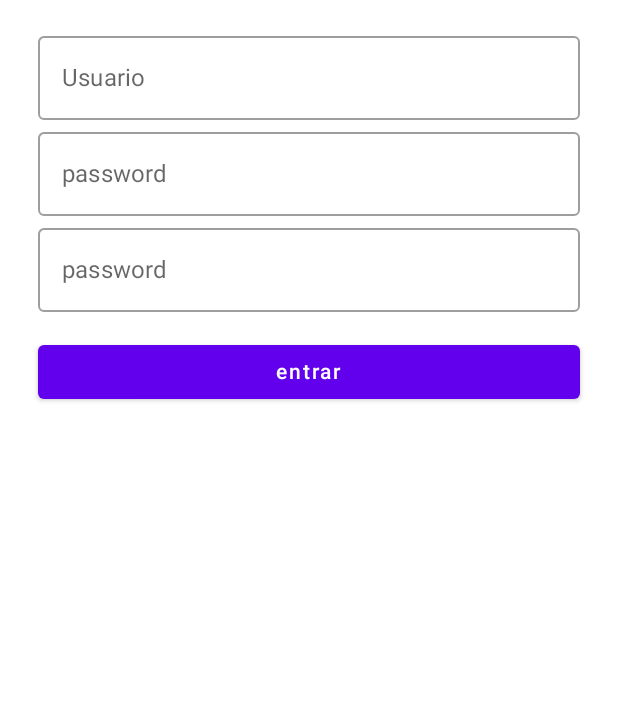
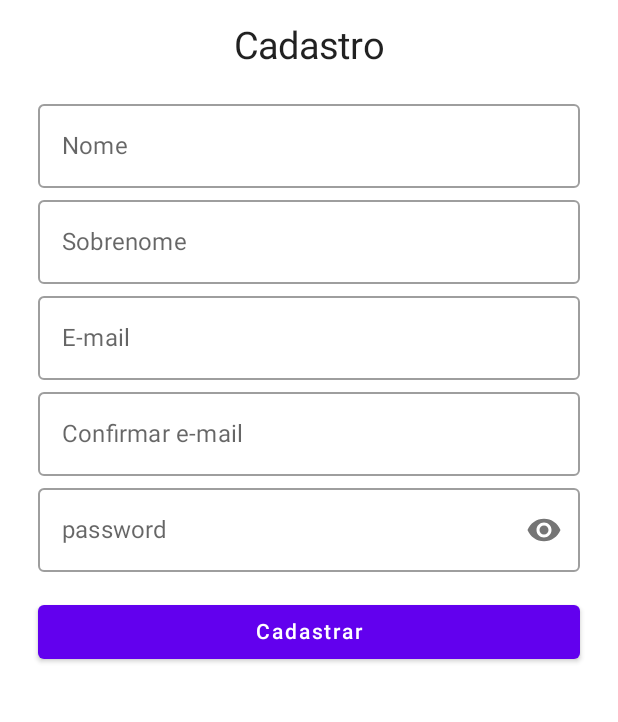
Before and after one commit to luiz1251/meuboletopago, an Android app built with Jetpack Compose: the composable SignupView shown on its own in the app's theme, on a phone screen of 412 x 824 dp, the part 95-817 px from its top. Run offline under Robolectric (Android 15) with nearby library versions, the phone set to English and light mode, and no system bars; 1 statement that could not run was skipped.

Commit message:
Finalização da tela de login e cadastramento. Pendente: organizar a posição dos itens, tamanho dos botões e  validação de e-mail

```diff
--- a/androidApp/src/main/java/br/com/digitalhouse/meuboletopago/android/LoginScreen.kt
+++ b/androidApp/src/main/java/br/com/digitalhouse/meuboletopago/android/LoginScreen.kt
@@ -109,7 +109,7 @@ fun LoginView() {
             label = { Text(text = "password") },
 //            CRIAR OS PONTINHOS
 //            //val passwordVisible
-            visualTransformation =  if (passwordVisible.value.not()) PasswordVisualTransformation() else VisualTransformation.None,
+            visualTransformation = if (passwordVisible.value.not()) PasswordVisualTransformation() else VisualTransformation.None,
             keyboardOptions = KeyboardOptions(keyboardType = KeyboardType.Password),
             trailingIcon = {
                 val iconPassword =
@@ -120,18 +120,24 @@ fun LoginView() {
                 }
             }
         )
-                Spacer(modifier = Modifier.height(16.dp))
+        Spacer(modifier = Modifier.height(16.dp))
 
-        Button(onClick = {/*openDialog.value = true*/}, modifier = Modifier.fillMaxWidth()){
+        Button(onClick = {/*openDialog.value = true*/ }, modifier = Modifier.fillMaxWidth()) {
             Text(text = "entrar")
         }
-        Spacer(modifier = Modifier.height(100.dp))
+        Spacer(modifier = Modifier.height(96.dp))
+        Button(onClick = {/*openDialog.value = true*/}, modifier = Modifier.fillMaxWidth()){
+        Text(text = "cadastra-se")
+    }
 
-        Button(onClick = {/*openDialog.value = true*/}, modifier = Modifier.fillMaxWidth()){
-            Text(text = "cadastra-se")
-        }
     }
 }
+//    Spacer(modifier = Modifier.height(100.dp))
+//
+//    Button(onClick = {/*openDialog.value = true*/}, modifier = Modifier.fillMaxWidth()){
+////        Text(text = "cadastra-se")
+//    }
+//}
 //         leadingicon: ma frente do texto
 //        contenteDescription: acessibilidade
 //
--- a/androidApp/src/main/java/br/com/digitalhouse/meuboletopago/android/SignupScreen.kt
+++ b/androidApp/src/main/java/br/com/digitalhouse/meuboletopago/android/SignupScreen.kt
@@ -5,10 +5,11 @@ import androidx.activity.ComponentActivity
 import androidx.activity.compose.setContent
 import androidx.compose.foundation.background
 import androidx.compose.foundation.layout.*
-import androidx.compose.material.Button
-import androidx.compose.material.OutlinedTextField
-import androidx.compose.material.Surface
-import androidx.compose.material.Text
+import androidx.compose.foundation.text.KeyboardOptions
+import androidx.compose.material.*
+import androidx.compose.material.icons.Icons
+import androidx.compose.material.icons.filled.Visibility
+import androidx.compose.material.icons.filled.VisibilityOff
 import androidx.compose.runtime.Composable
 import androidx.compose.runtime.mutableStateOf
 import androidx.compose.runtime.remember
@@ -16,7 +17,11 @@ import androidx.compose.ui.Alignment
 import androidx.compose.ui.Modifier
 import androidx.compose.ui.graphics.Color
 import androidx.compose.ui.text.font.FontWeight
+import androidx.compose.ui.text.input.KeyboardType
+import androidx.compose.ui.text.input.PasswordVisualTransformation
 import androidx.compose.ui.text.input.TextFieldValue
+import androidx.compose.ui.text.input.VisualTransformation
+import androidx.compose.ui.text.style.TextAlign
 import androidx.compose.ui.tooling.preview.Preview
 import androidx.compose.ui.unit.dp
 import androidx.compose.ui.unit.sp
@@ -28,11 +33,10 @@ class SignupScreen : ComponentActivity() {
         setContent {
             MyApplicationTheme {
                 Surface(
-                    //surface: tela
-                    /*delegate: herança */
+
                     modifier = Modifier.fillMaxSize(),
                     color = Color.Cyan
-                    //diferente formatação do professor
+
                 ) {
                     SignupView()
                 }
@@ -41,66 +45,92 @@ class SignupScreen : ComponentActivity() {
     }
 }
 
+
 @Composable
 fun SignupView() {
     Column(
-        //modifier para pegar toda a extensão da tela
+
         modifier = Modifier
             .fillMaxWidth()
-            .background(color = Color.White)
+            .background(color = Color.White) //conferir linhas a
             .padding(25.dp),
         verticalArrangement = Arrangement.Center,
         horizontalAlignment = Alignment.CenterHorizontally
     ) {
+        //VARIÁVEIS
+        val login = remember { mutableStateOf(TextFieldValue()) }
+        val password = remember { mutableStateOf(TextFieldValue()) }
+        val passwordVisible = remember { mutableStateOf(false) }
 
-        val login = remember { mutableStateOf(TextFieldValue()) }
+
         Text(text = "MeuBoletoPago", fontWeight = FontWeight.Bold, fontSize = 32.sp)
+        Spacer(modifier = Modifier.height(16.dp))
+        Text(text = "Cadastro", fontWeight = FontWeight.Normal, fontSize = 25.sp)
         Spacer(modifier = Modifier.height(16.dp))
 
 
-//ver diferença textfield, outline and textfieldValue
-        //user
+//        USUÁRIO
+       //Text( text = "MeuBoletoPago", textAlign = TextAlign.Start ,  fontWeight = FontWeight.Bold, fontSize = 16.sp )
         OutlinedTextField(
             modifier = Modifier.fillMaxWidth(),
             value = login.value,
-            onValueChange = { },
-            label = { Text(text = "Usuario") }
-
-        )
-        val password = remember { mutableStateOf(TextFieldValue()) }
-//        Text(text = "", fontWeight = FontWeight.Bold, fontSize = 32.sp)
-//        Spacer(modifier = Modifier.height(16.dp))
-
-
-//password
-        OutlinedTextField(
-            modifier = Modifier.fillMaxWidth(),
-            value = password.value,
-            onValueChange = { },
-            label = { Text(text = "password") }
+            onValueChange = { login.value = it },
+            label = { Text(text = "Nome") }
 
         )
         OutlinedTextField(
             modifier = Modifier.fillMaxWidth(),
-            value = password.value,
-            onValueChange = { },
-            label = { Text(text = "password") }
+            value = login.value,
+            onValueChange = { login.value = it },
+            label = { Text(text = "Sobrenome") }
 
         )
+        OutlinedTextField(
+            modifier = Modifier.fillMaxWidth(),
+            value = login.value,
+            onValueChange = { login.value = it },
+            label = { Text(text = "E-mail") }
 
+        )
+        OutlinedTextField(
+            modifier = Modifier.fillMaxWidth(),
+            value = login.value,
+            onValueChange = { login.value = it },
+            label = { Text(text = "Confirmar e-mail") }
 
+        )//~~~passar por validação ~~~
+        // se o email digitado no cammpo for = ao email digitado
+        // no campo confirmar e-mail
 
+        OutlinedTextField(
+            modifier = Modifier.fillMaxWidth(),
+
+            value = password.value,
+
+            onValueChange = { password.value = it },
+//            quando começar a digitar, o valor digitado - it - altera o valor inicial
+            label = { Text(text = "password") },
+//            CRIAR OS PONTINHOS
+//            //val passwordVisible
+            visualTransformation =  if (passwordVisible.value.not()) PasswordVisualTransformation() else VisualTransformation.None,
+            keyboardOptions = KeyboardOptions(keyboardType = KeyboardType.Password),
+            trailingIcon = {
+                val iconPassword =
+                    if (passwordVisible.value.not()) Icons.Filled.Visibility else Icons.Filled.VisibilityOff
+                val description = if (passwordVisible.value.not()) "Invisível" else "Visível"
+                IconButton(onClick = { passwordVisible.value = !passwordVisible.value }) {
+                    Icon(imageVector = iconPassword, contentDescription = description)
+                }
+            }
+        )
         Spacer(modifier = Modifier.height(16.dp))
 
-        //MODIFIER: modificar tamanhos
-        Button(onClick = {/*Redirecionar para tela inicial*/}, modifier = Modifier.fillMaxWidth()){
-            Text(text = "entrar")
+        Button(onClick = {/*openDialog.value = true*/}, modifier = Modifier.fillMaxWidth()){
+            Text(text = "Cadastrar")
         }
-
-
     }
 }
-
+//para onde vai o botão voltar?
 @Preview
 @Composable
 fun SignupPreview() {
@@ -109,8 +139,7 @@ fun SignupPreview() {
             color = Color.White,
             modifier = Modifier.fillMaxSize()
         ) {
-
-            LoginView()
+            SignupView()
         }
     }
 }
```
